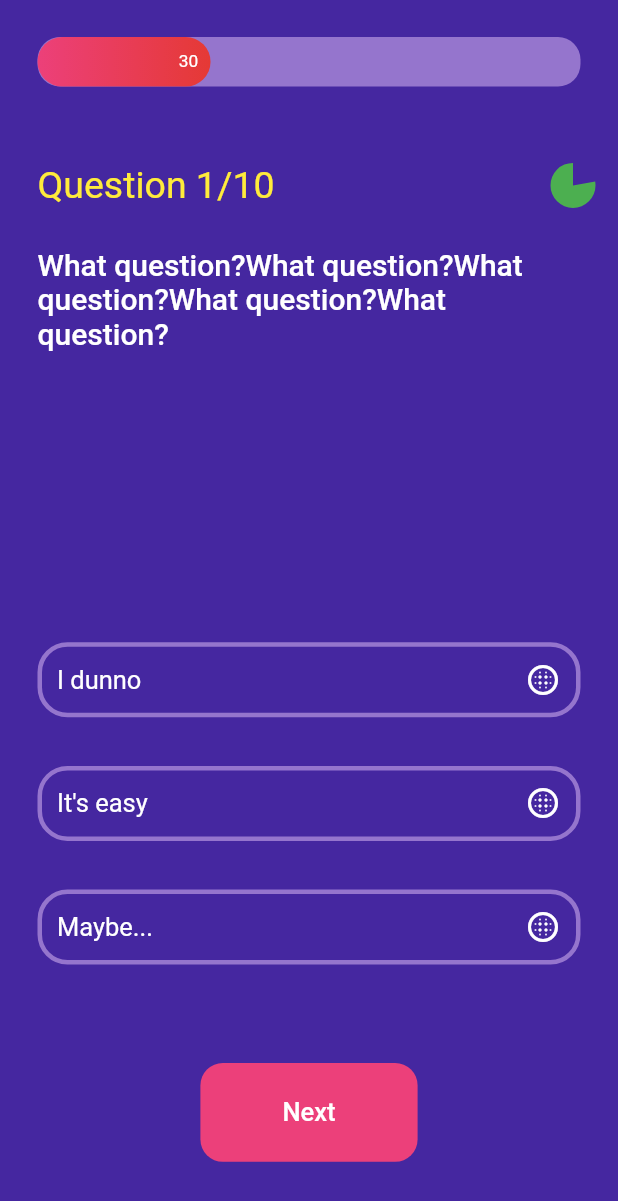
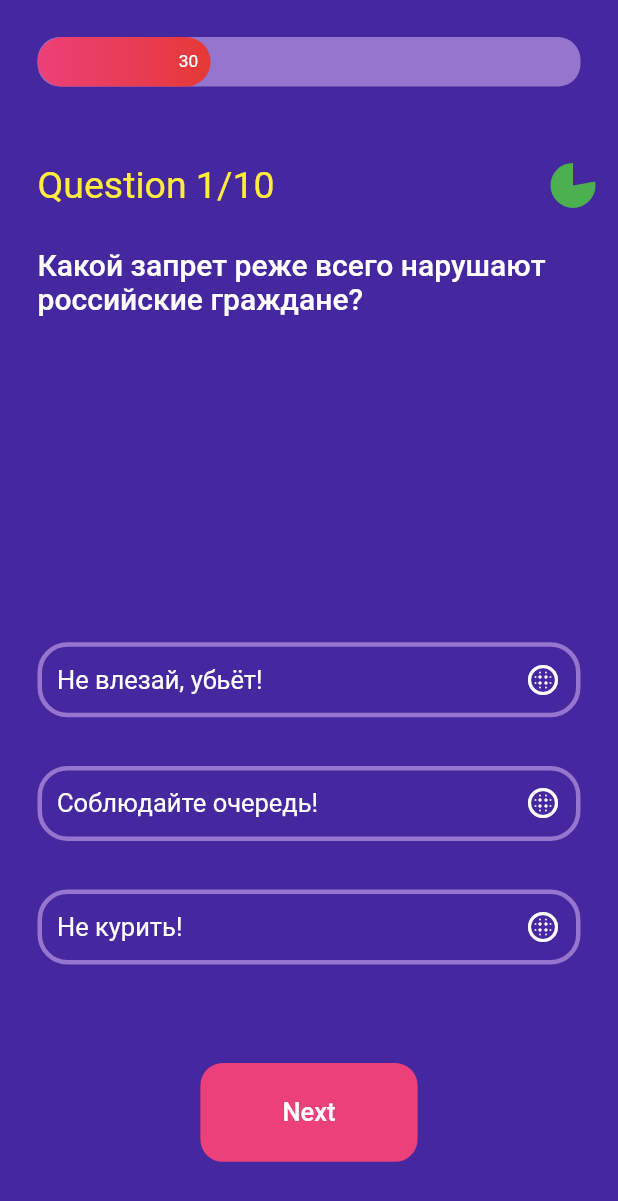
Before and after one commit to KolasikOmetov/simbirsoft-lessons, a Flutter app: the screen it shows after launch, on a phone screen of 412 x 824 dp. Shown: the top 1201 px of the screen. Run offline on Flutter 3.47's test engine with Material 2 defaults, Android fonts, the phone set to English and light mode, and no system bars.

Commit message:
Switch of questions due "next" button

```diff
--- a/simbirsoft_lessons/lib/QuestionScreen/next_button.dart
+++ b/simbirsoft_lessons/lib/QuestionScreen/next_button.dart
@@ -1,6 +1,10 @@
 import 'package:flutter/material.dart';
 
 class NextButton extends StatefulWidget {
+  final Function() notifyParent;
+
+  NextButton(this.notifyParent);
+
   @override
   _NextButtonState createState() => _NextButtonState();
 }
@@ -23,6 +27,9 @@ class _NextButtonState extends State<NextButton> {
           ),
         ),
       ),
+      onTap: () {
+        widget.notifyParent();
+      },
     );
   }
 }
--- a/simbirsoft_lessons/lib/QuestionScreen/q_answers.dart
+++ b/simbirsoft_lessons/lib/QuestionScreen/q_answers.dart
@@ -2,14 +2,18 @@ import 'package:flutter/material.dart';
 import 'package:simbirsoft_lessons/QuestionScreen/answer_box.dart';
 
 class QAnswers extends StatelessWidget {
+  final List<String> answers;
+
+  QAnswers(this.answers);
+
   @override
   Widget build(BuildContext context) {
     return Column(
       mainAxisAlignment: MainAxisAlignment.spaceAround,
       children: <Widget>[
-        AnswerBox(answer: "I dunno"),
-        AnswerBox(answer: "It's easy"),
-        AnswerBox(answer: "Maybe...")
+        AnswerBox(answer: answers[0]),
+        AnswerBox(answer: answers[1]),
+        AnswerBox(answer: answers[2])
       ],
     );
   }
--- a/simbirsoft_lessons/lib/QuestionScreen/q_number.dart
+++ b/simbirsoft_lessons/lib/QuestionScreen/q_number.dart
@@ -1,17 +1,13 @@
 import 'package:flutter/material.dart';
-import 'package:simbirsoft_lessons/QuestionScreen/clock.dart';
 
 class QNumber extends StatelessWidget {
+  final int curQuest;
+
+  QNumber(this.curQuest);
+
   @override
   Widget build(BuildContext context) {
-    return Container(
-      child: Row(
-        mainAxisAlignment: MainAxisAlignment.spaceBetween,
-        children: <Widget>[
-          Text('Question 1/10', style: Theme.of(context).textTheme.headline5),
-          Clock(35)
-        ],
-      ),
-    );
+    return Text('Question ' + (curQuest+1).toString() + '/10',
+        style: Theme.of(context).textTheme.headline5);
   }
 }
--- a/simbirsoft_lessons/lib/QuestionScreen/q_text.dart
+++ b/simbirsoft_lessons/lib/QuestionScreen/q_text.dart
@@ -1,11 +1,13 @@
 import 'package:flutter/material.dart';
 
 class QText extends StatelessWidget {
+  final String text;
+
+  QText(this.text);
+
   @override
   Widget build(BuildContext context) {
     return Container(
-        child: Text(
-            'What question?What question?What question?What question?What question?',
-            style: Theme.of(context).textTheme.bodyText1));
+        child: Text(text, style: Theme.of(context).textTheme.bodyText1));
   }
 }
--- a/simbirsoft_lessons/lib/QuestionScreen/question_box.dart
+++ b/simbirsoft_lessons/lib/QuestionScreen/question_box.dart
@@ -1,24 +1,39 @@
 import 'package:flutter/material.dart';
+import 'package:simbirsoft_lessons/QuestionScreen/clock.dart';
 import 'package:simbirsoft_lessons/QuestionScreen/q_answers.dart';
 import 'package:simbirsoft_lessons/QuestionScreen/q_number.dart';
 import 'package:simbirsoft_lessons/QuestionScreen/q_text.dart';
+import 'package:simbirsoft_lessons/model/question.dart';
 
 class QuestionBox extends StatelessWidget {
+  final Question question;
+  final int curQuest;
+
+  QuestionBox(this.question, this.curQuest);
+
   @override
   Widget build(BuildContext context) {
     return Column(
       crossAxisAlignment: CrossAxisAlignment.stretch,
       children: <Widget>[
         Expanded(
-          child: QNumber(),
+          child: Container(
+            child: Row(
+              mainAxisAlignment: MainAxisAlignment.spaceBetween,
+              children: <Widget>[
+                QNumber(curQuest),
+                Clock(question.difficalty * 10 + 5)
+              ],
+            ),
+          ),
           flex: 1,
         ),
         Expanded(
-          child: QText(),
+          child: QText(question.text),
           flex: 3,
         ),
         Expanded(
-          child: QAnswers(),
+          child: QAnswers(question.answers),
           flex: 3,
         )
       ],
--- a/simbirsoft_lessons/lib/QuestionScreen/question_screen.dart
+++ b/simbirsoft_lessons/lib/QuestionScreen/question_screen.dart
@@ -54,7 +54,29 @@ class _QuestionScreenState extends State<QuestionScreen> {
         answers: ["Средний палец", "Жёлтую карточку", "Паспорт"],
         rightAnswerNum: 2,
         difficalty: 1),
+    Question(
+        text: 'Какой рубрики в разделе объявлений не существует?',
+        answers: ["Одену", "Сниму", "Продам"],
+        rightAnswerNum: 1,
+        difficalty: 1),
+    Question(
+        text:
+            'В роли какого автомобильного устройства выступает по отношению к торговле реклама?',
+        answers: ["Глушителя", "Двигателя", "Тормоза"],
+        rightAnswerNum: 2,
+        difficalty: 1),
   ];
+
+  int curQuest = 0;
+
+  void refresh() {
+    setState(() {
+      if (curQuest < questions.length - 1) {
+        curQuest++;
+      }
+    });
+  }
+
   @override
   Widget build(BuildContext context) {
     return Scaffold(
@@ -67,11 +89,11 @@ class _QuestionScreenState extends State<QuestionScreen> {
                   flex: 1,
                 ),
                 Expanded(
-                  child: QuestionBox(),
+                  child: QuestionBox(questions[curQuest], curQuest),
                   flex: 7,
                 ),
                 Expanded(
-                  child: NextButton(),
+                  child: NextButton(refresh),
                   flex: 2,
                 )
               ],
```
